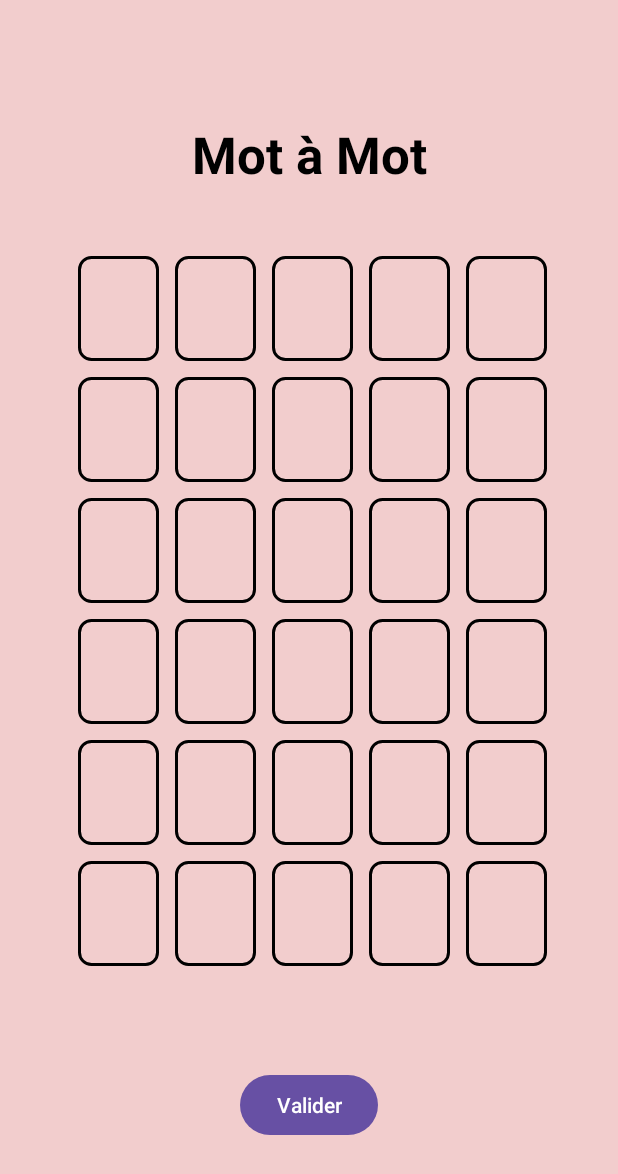
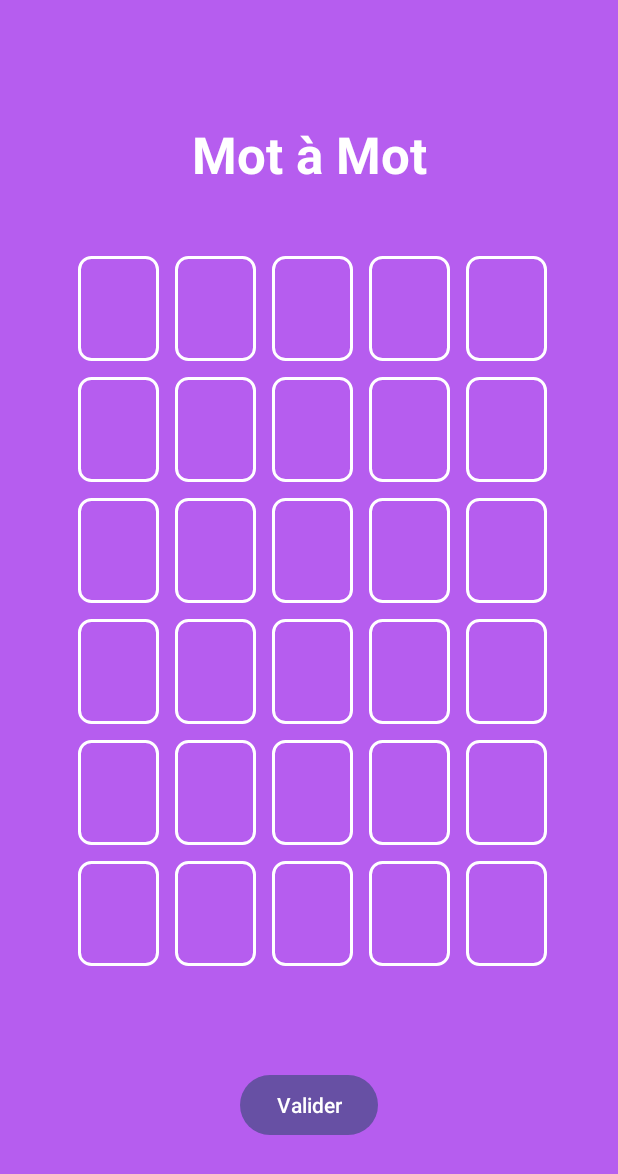
Before and after one commit to 2Axelle9/jeu-Mot-A-Mot, an Android app: the MainActivity screen opened directly, with no data from a screen before it, on a phone screen of 412 x 824 dp. Shown: the top 1174 px of the screen. Run offline under Robolectric (Android 15) with nearby library versions, the phone set to English and light mode, and no system bars.

Commit message:
changements de couleur

```diff
--- a/app/src/main/java/com/example/motamot/MainActivity.kt
+++ b/app/src/main/java/com/example/motamot/MainActivity.kt
@@ -135,9 +135,9 @@ class MainActivity : AppCompatActivity() {
         for (i in feedback.indices) {
             val editText = editTextGrid[currentAttempt][i]
             when (feedback[i]) {
-                CharFeedback.CORRECT -> editText.setBackgroundResource(R.color.green)
-                CharFeedback.PRESENT -> editText.setBackgroundResource(R.color.yellow)
-                CharFeedback.ABSENT -> editText.setBackgroundResource(R.color.gray)
+                CharFeedback.CORRECT -> editText.setBackgroundResource(R.color.correct)
+                CharFeedback.PRESENT -> editText.setBackgroundResource(R.color.present)
+                CharFeedback.ABSENT -> editText.setBackgroundResource(R.color.absent)
             }
         }
     }
--- a/app/src/main/res/layout/activity_main.xml
+++ b/app/src/main/res/layout/activity_main.xml
@@ -16,7 +16,7 @@
         android:layout_height="wrap_content"
         android:layout_marginTop="80dp"
         android:text="@string/app_name"
-        android:textColor="@color/black"
+        android:textColor="@color/white"
         android:textSize="34sp"
         android:textStyle="bold"
         app:layout_constraintEnd_toEndOf="parent"
--- a/app/src/main/res/values/colors.xml
+++ b/app/src/main/res/values/colors.xml
@@ -2,11 +2,13 @@
 <resources>
     <color name="black">#FF000000</color>
     <color name="white">#FFFFFFFF</color>
-    <color name="light_color">#F2CDCD</color>
-    <color name="dark_color">#FF000000</color>
+    <color name="light_color">#B65DEF</color>
+    <color name="dark_color">#FFFFFFFF</color>
+    <color name="contrast_color">#7CDFC3</color>
+    <color name="contrast_color_2">#EA33A9</color>
 
 
-    <color name="green">#4CAF50</color>
-    <color name="yellow">#FFEB3B</color>
-    <color name="gray">#9E9E9E</color>
+    <color name="correct">#7CDFC3</color>
+    <color name="present">#EA33A9</color>
+    <color name="absent">#B65DEF</color>
 </resources>
```
Also changed, not shown: app/src/main/res/layout/activity_accueil.xml (+4 -3 lines).
